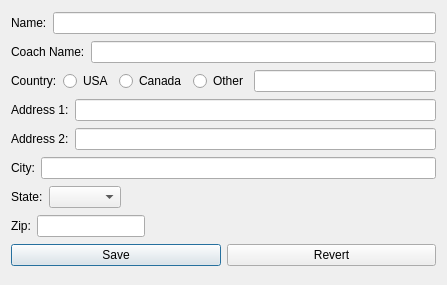
gcdean/TournamentMaster, file BracketMaster/ClubEditor.ui: the form before one commit.
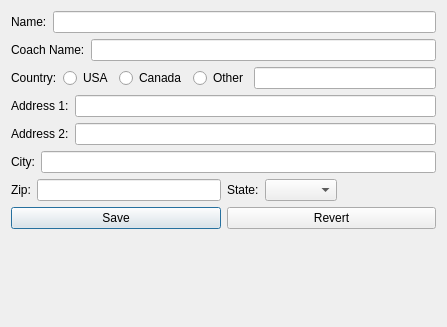
The form after the commit.

Commit message: Compressed the layout of the club editor. Added keyboard shortcut for new tournament and save.

What changed in the file:
```diff
--- a/BracketMaster/ClubEditor.ui
+++ b/BracketMaster/ClubEditor.ui
@@ -7,7 +7,7 @@
     <x>0</x>
     <y>0</y>
     <width>447</width>
-    <height>285</height>
+    <height>327</height>
    </rect>
   </property>
   <property name="windowTitle">
@@ -138,6 +138,28 @@
     </layout>
    </item>
    <item>
+    <layout class="QHBoxLayout" name="horizontalLayout_10">
+     <property name="topMargin">
+      <number>0</number>
+     </property>
+     <item>
+      <layout class="QHBoxLayout" name="horizontalLayout_8" stretch="0,0">
+       <item>
+        <widget class="QLabel" name="label_7">
+         <property name="text">
+          <string>Zip:</string>
+         </property>
+         <property name="buddy">
+          <cstring>zipEdit</cstring>
+         </property>
+        </widget>
+       </item>
+       <item>
+        <widget class="QLineEdit" name="zipEdit"/>
+       </item>
+      </layout>
+     </item>
+     <item>
     <layout class="QHBoxLayout" name="horizontalLayout_7" stretch="0,0,1">
      <item>
       <widget class="QLabel" name="label_6">
@@ -167,34 +189,6 @@
      </item>
     </layout>
    </item>
-   <item>
-    <layout class="QHBoxLayout" name="horizontalLayout_8" stretch="0,0,1">
-     <item>
-      <widget class="QLabel" name="label_7">
-       <property name="text">
-        <string>Zip:</string>
-       </property>
-       <property name="buddy">
-        <cstring>zipEdit</cstring>
-       </property>
-      </widget>
-     </item>
-     <item>
-      <widget class="QLineEdit" name="zipEdit"/>
-     </item>
-     <item>
-      <spacer name="horizontalSpacer_2">
-       <property name="orientation">
-        <enum>Qt::Horizontal</enum>
-       </property>
-       <property name="sizeHint" stdset="0">
-        <size>
-         <width>40</width>
-         <height>20</height>
-        </size>
-       </property>
-      </spacer>
-     </item>
     </layout>
    </item>
    <item>
@@ -218,6 +212,19 @@
      </item>
     </layout>
    </item>
+   <item>
+    <spacer name="verticalSpacer">
+     <property name="orientation">
+      <enum>Qt::Vertical</enum>
+     </property>
+     <property name="sizeHint" stdset="0">
+      <size>
+       <width>20</width>
+       <height>40</height>
+      </size>
+     </property>
+    </spacer>
+   </item>
   </layout>
  </widget>
  <tabstops>
```
Lines whose indentation alone changed are shown as unchanged. The commit also changes 1 other file.
